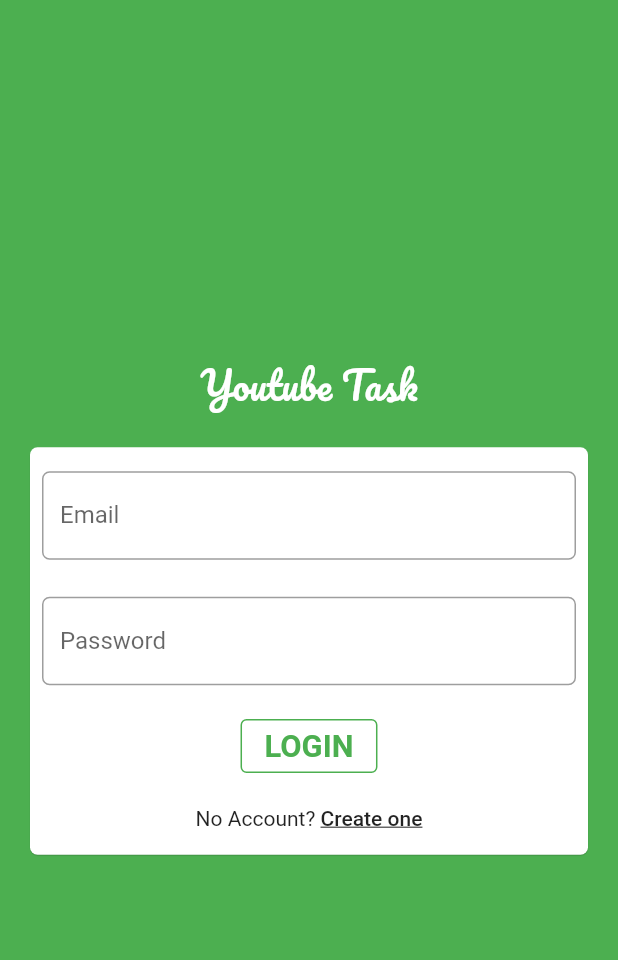
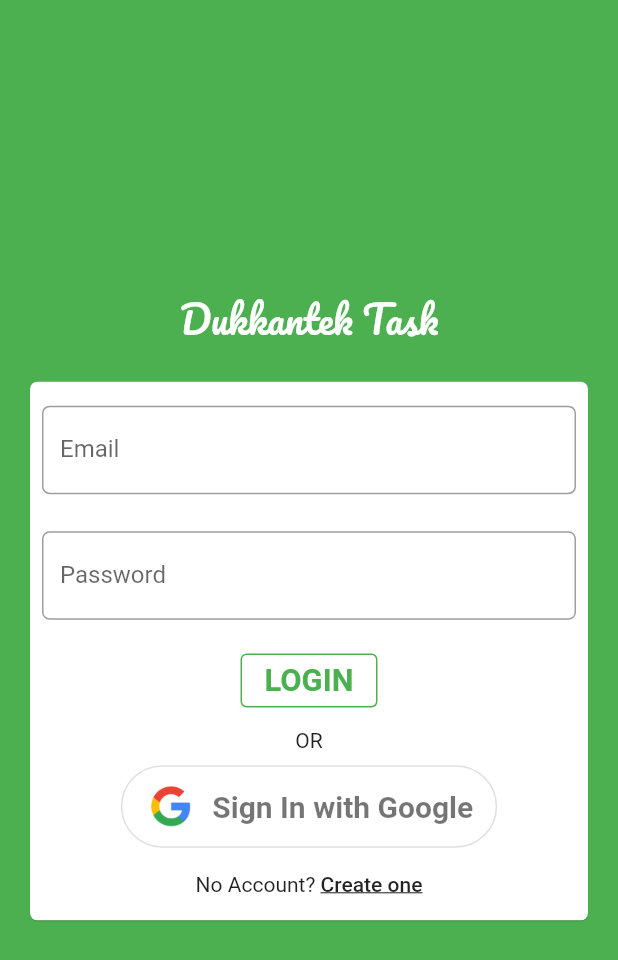
Before and after one commit to usmannaushahi/Dukkantek-Task, a Flutter app: the screen it shows after launch, on a phone screen of 412 x 824 dp. Shown: the top 960 px of the screen. Run offline on Flutter 3.47's test engine with Material 2 defaults, Android fonts, the phone set to English and light mode, and no system bars; our stand-ins replace firebase_auth, firebase_core, get, google_fonts, google_sign_in; missing offline and left inert: flutter_webview_plugin; accounts and stored records are empty.

```diff
--- a/lib/Components/Buttons.dart
+++ b/lib/Components/Buttons.dart
@@ -1,5 +1,9 @@
+import 'package:firebase_auth/firebase_auth.dart';
 import 'package:flutter/material.dart';
 import 'package:get/get.dart';
+import 'package:youtube_task/Services/AuthService.dart';
+
+import '../wrapper.dart';
 
 Widget OutlineButtonCustomized(
     {Color ?color,
@@ -24,3 +28,41 @@ Widget OutlineButtonCustomized(
         ),
       ));
 }
+
+ Widget GoogleButton({Function()? onPressed, bool? isLogin}){
+  return OutlinedButton(
+    style: ButtonStyle(
+      backgroundColor: MaterialStateProperty.all(Colors.white),
+      shape: MaterialStateProperty.all(
+        RoundedRectangleBorder(
+          borderRadius: BorderRadius.circular(40),
+        ),
+      ),
+    ),
+    onPressed: onPressed,
+    child: Padding(
+      padding: const EdgeInsets.fromLTRB(0, 10, 0, 10),
+      child: Row(
+        mainAxisSize: MainAxisSize.min,
+        mainAxisAlignment: MainAxisAlignment.center,
+        children: <Widget>[
+          Image(
+            image: AssetImage("assets/images/google_logo.png"),
+            height: 35.0,
+          ),
+          Padding(
+            padding: const EdgeInsets.only(left: 10),
+            child: Text(
+              'Sign ${isLogin == true? "In":"Up"} with Google',
+              style: TextStyle(
+                fontSize: 20,
+                color: Colors.black54,
+                fontWeight: FontWeight.w600,
+              ),
+            ),
+          )
+        ],
+      ),
+    ),
+  );
+ }
--- a/lib/Views/Main_Screens/Main_Screen.dart
+++ b/lib/Views/Main_Screens/Main_Screen.dart
@@ -25,7 +25,7 @@ class Main_Screen extends StatelessWidget {
                 color: Colors.green,
                 child: Center(
                   child: Text(
-                    'Youtube Task',
+                    'Dukkantek Task',
                     style: GoogleFonts.pacifico()
                         .copyWith(color: Colors.white, fontSize: 18),
                   ),
--- a/lib/Views/User_Management_Screens/Login_Screen.dart
+++ b/lib/Views/User_Management_Screens/Login_Screen.dart
@@ -27,7 +27,7 @@ class Login_Screen extends StatelessWidget {
           children: [
             Center(
                 child: Text(
-              'Youtube Task',
+              'Dukkantek Task',
               style: GoogleFonts.pacifico()
                   .copyWith(color: Colors.white, fontSize: 25),
             )),
@@ -93,12 +93,30 @@ class Login_Screen extends StatelessWidget {
                                       try {
                                         await userManagementController
                                             .loginUser();
-                                        Get.offAll(()=>Wrapper());
+                                        Get.offAll(() => Wrapper());
                                       } catch (e) {
                                         print(e);
                                       }
                                     }
                                   }),
+                              SizedBox(
+                                height: Get.height * 0.01,
+                              ),
+                              Text('OR'),
+                              SizedBox(
+                                height: Get.height * 0.01,
+                              ),
+                              GoogleButton(
+                                  onPressed: () async {
+                                    try {
+                                      userManagementController
+                                          .signInwithGoogle();
+                                      Get.offAll(() => Wrapper());
+                                    } catch (e) {
+                                      print(e);
+                                    }
+                                  },
+                                  isLogin: true),
                               SizedBox(
                                 height: Get.height * 0.02,
                               ),
```
Also changed, not shown: lib/Controllers/UserManagementController.dart (+6 -3 lines), lib/Services/AuthService.dart (+44 -0 lines), lib/Views/User_Management_Screens/Registration_Screen.dart (+17 -1 lines), pubspec.yaml (+4 -3 lines), assets/images/google_logo.png (added), pubspec.lock, 2 other files.
